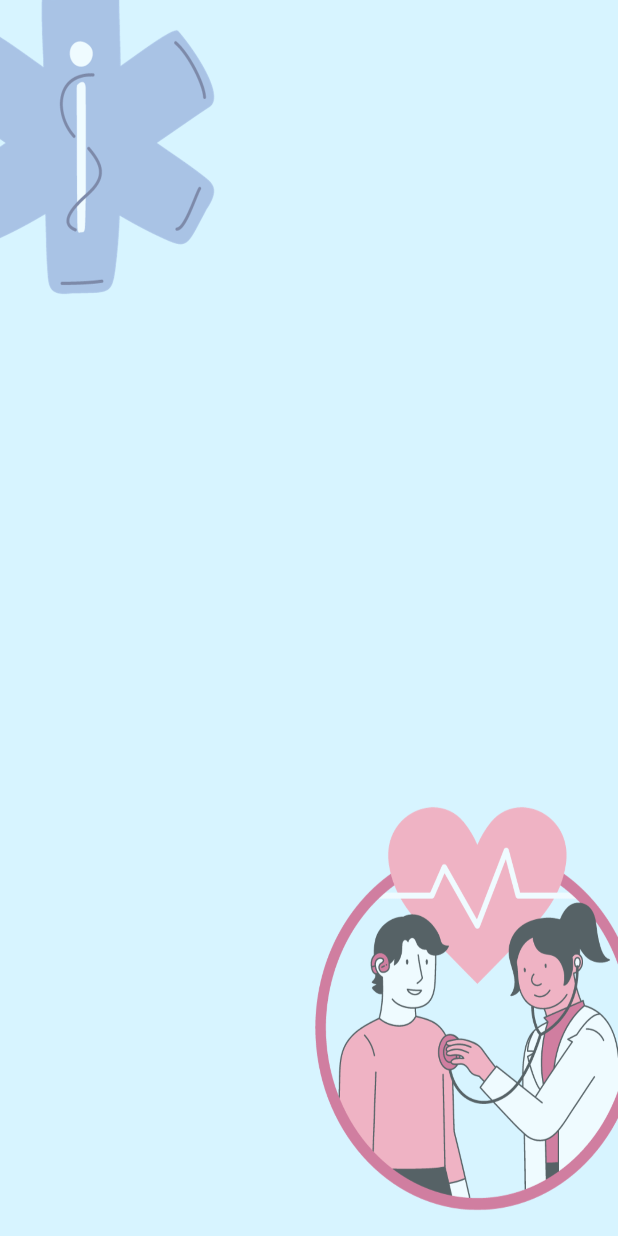
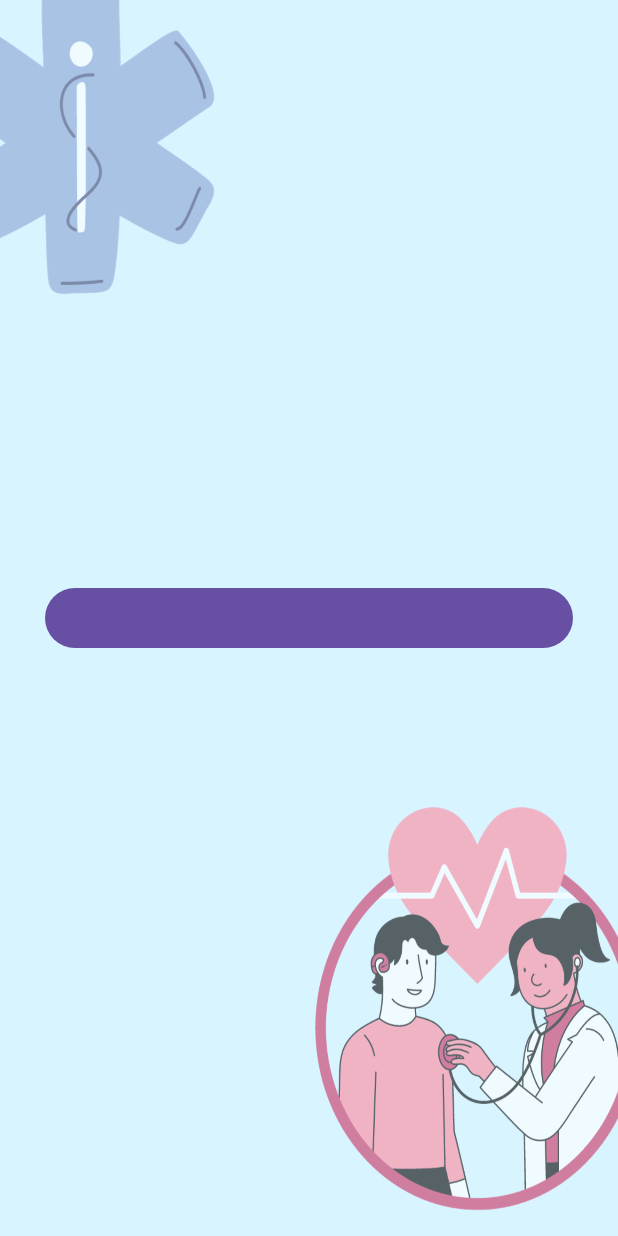
Before and after one commit to bryan-avila/myHealth, an Android app: the HomePage screen opened directly, with no data from a screen before it, on a phone screen of 412 x 824 dp. Run offline under Robolectric (Android 15) with nearby library versions, the phone set to English and light mode, and no system bars.

Commit message:
Home Page activity updated

```diff
--- a/app/src/main/res/layout/activity_home_page.xml
+++ b/app/src/main/res/layout/activity_home_page.xml
@@ -9,4 +9,9 @@
     android:background="@drawable/homepageback"
     tools:context=".HomePage">
 
+    <Button
+        android:layout_width="match_parent"
+        android:layout_height="wrap_content"
+        android:layout_margin="30dp"/>
+
 </LinearLayout>
```
